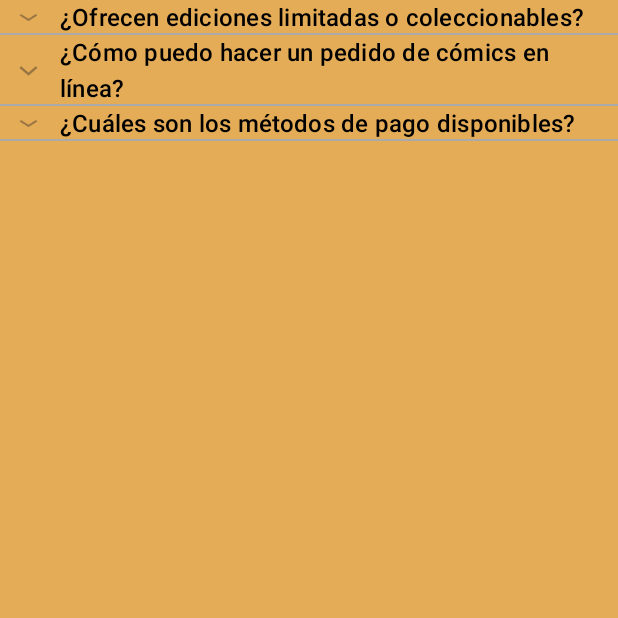
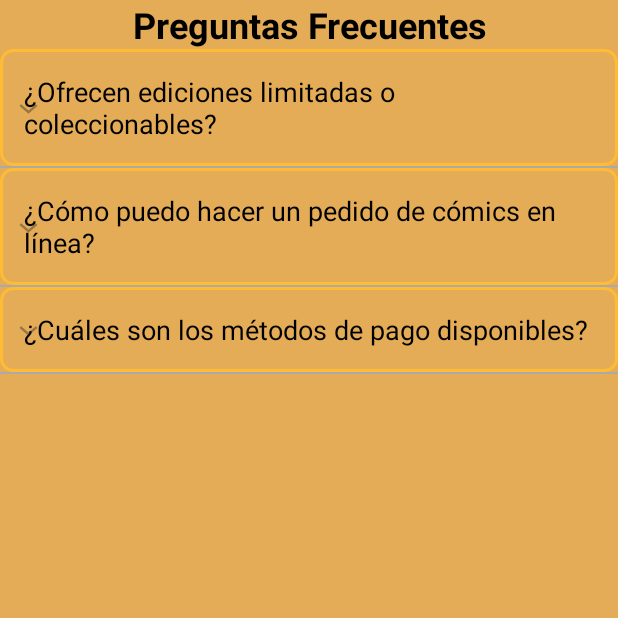
Before and after one commit to Web-Developers2-0/ProyectoIntegradorMobile, an Android app: the FaqActivity screen opened directly, with no data from a screen before it, on a phone screen of 412 x 824 dp, the top half of it. Run offline under Robolectric (Android 15) with nearby library versions, the light colour scheme and no system bars.

Commit message:
actualizo pantalla de preguntas frecuentes entre settings

```diff
--- a/app/src/main/java/com/example/planetsuperheroes/FaqExpandableListAdapter.java
+++ b/app/src/main/java/com/example/planetsuperheroes/FaqExpandableListAdapter.java
@@ -63,9 +63,9 @@ public class FaqExpandableListAdapter extends BaseExpandableListAdapter {
         String question = (String) getGroup(groupPosition);
         if (convertView == null) {
             LayoutInflater inflater = (LayoutInflater) this.context.getSystemService(Context.LAYOUT_INFLATER_SERVICE);
-            convertView = inflater.inflate(android.R.layout.simple_expandable_list_item_1, null);
+            convertView = inflater.inflate(R.layout.list_item, null); // Cambiado a tu diseño personalizado
         }
-        TextView questionText = (TextView) convertView.findViewById(android.R.id.text1);
+        TextView questionText = (TextView) convertView.findViewById(R.id.item_title);
         questionText.setText(question);
         return convertView;
     }
@@ -75,9 +75,9 @@ public class FaqExpandableListAdapter extends BaseExpandableListAdapter {
         final String answer = (String) getChild(groupPosition, childPosition);
         if (convertView == null) {
             LayoutInflater inflater = (LayoutInflater) this.context.getSystemService(Context.LAYOUT_INFLATER_SERVICE);
-            convertView = inflater.inflate(android.R.layout.simple_list_item_1, null);
+            convertView = inflater.inflate(R.layout.list_item, null); // Cambiado a tu diseño personalizado
         }
-        TextView answerText = (TextView) convertView.findViewById(android.R.id.text1);
+        TextView answerText = (TextView) convertView.findViewById(R.id.item_title);
         answerText.setText(answer);
         return convertView;
     }
--- a/app/src/main/java/com/example/planetsuperheroes/HomeActivity.java
+++ b/app/src/main/java/com/example/planetsuperheroes/HomeActivity.java
@@ -1,5 +1,6 @@
 package com.example.planetsuperheroes;
 
+import android.annotation.SuppressLint;
 import android.content.Intent;
 import android.os.Bundle;
 import android.view.View;
@@ -21,6 +22,7 @@ public class HomeActivity extends AppCompatActivity {
     private ComicAdapter comicAdapter;
     private LinearLayoutManager layoutManager;
 
+    @SuppressLint("MissingInflatedId")
     @Override
     protected void onCreate(Bundle savedInstanceState) {
         super.onCreate(savedInstanceState);
--- /dev/null
+++ b/app/src/main/res/drawable/item_border.xml
@@ -0,0 +1,9 @@
+<shape xmlns:android="http://schemas.android.com/apk/res/android">
+    <solid android:color="@android:color/transparent" />
+    <!-- Define el color y grosor del borde -->
+    <stroke
+        android:width="2dp"
+        android:color="@android:color/holo_orange_light" />
+    <!-- Opcional: Añadir esquinas redondeadas -->
+    <corners android:radius="8dp" />
+</shape>
--- a/app/src/main/res/layout/faq_activity.xml
+++ b/app/src/main/res/layout/faq_activity.xml
@@ -1,11 +1,28 @@
 <?xml version="1.0" encoding="utf-8"?>
-<androidx.constraintlayout.widget.ConstraintLayout xmlns:android="http://schemas.android.com/apk/res/android"
+<androidx.constraintlayout.widget.ConstraintLayout
+    xmlns:android="http://schemas.android.com/apk/res/android"
     xmlns:app="http://schemas.android.com/apk/res-auto"
     xmlns:tools="http://schemas.android.com/tools"
     android:layout_width="match_parent"
     android:layout_height="match_parent"
-    android:background="@color/colorAccent"
+    android:background="@color/color_accent"
     tools:context=".FaqActivity">
+
+    <!-- Título "Preguntas Frecuentes" -->
+    <TextView
+        android:id="@+id/tv_faq_title"
+        android:layout_width="wrap_content"
+        android:layout_height="wrap_content"
+        android:text="Preguntas Frecuentes"
+        android:textSize="24sp"
+        android:textColor="@android:color/black"
+        android:textStyle="bold"
+        app:layout_constraintTop_toTopOf="parent"
+        app:layout_constraintStart_toStartOf="parent"
+        app:layout_constraintEnd_toEndOf="parent"
+        android:gravity="center"
+        android:layout_marginBottom="16dp"
+        tools:ignore="HardcodedText" />
 
     <ExpandableListView
         android:id="@+id/expandableListView"
@@ -14,7 +31,7 @@
         android:divider="@android:color/darker_gray"
         android:dividerHeight="1dp"
         android:indicatorLeft="?android:attr/expandableListPreferredItemIndicatorLeft"
-        app:layout_constraintTop_toTopOf="parent"
+        app:layout_constraintTop_toBottomOf="@id/tv_faq_title"
         app:layout_constraintBottom_toBottomOf="parent"
         app:layout_constraintStart_toStartOf="parent"
         app:layout_constraintEnd_toEndOf="parent" />
--- /dev/null
+++ b/app/src/main/res/layout/list_item.xml
@@ -0,0 +1,20 @@
+<?xml version="1.0" encoding="utf-8"?>
+<LinearLayout xmlns:android="http://schemas.android.com/apk/res/android"
+    android:layout_width="match_parent"
+    android:layout_height="wrap_content"
+    android:orientation="vertical"
+    android:padding="8dp"
+    android:background="@drawable/item_border"> <!-- Referencia al drawable de borde -->
+
+    <TextView
+        android:id="@+id/item_title"
+        android:layout_width="wrap_content"
+        android:layout_height="wrap_content"
+        android:text="Título del ítem"
+        android:textSize="18sp"
+        android:textColor="@android:color/black"
+        android:padding="8dp" />
+
+    <!-- Aquí puedes añadir otros componentes dentro del ítem, como subtítulos o imágenes -->
+
+</LinearLayout>
--- /dev/null
+++ b/app/src/main/res/values/dimens.xml
@@ -0,0 +1,3 @@
+<resources>
+    <dimen name="padding_large">16dp</dimen>
+</resources>
--- /dev/null
+++ b/app/src/main/res/values/ids.xml
@@ -0,0 +1,5 @@
+<?xml version="1.0" encoding="utf-8"?>
+<resources>
+    <item name="recyclerViewComics" type="id">.recyclerViewComics1</item>
+    <item name="expandableListView" type="id" />
+</resources>
--- a/app/src/main/res/values/strings.xml
+++ b/app/src/main/res/values/strings.xml
@@ -1,5 +1,6 @@
 <resources>
-    <string name="app_name">Planet Superheroes</string>
+    <string name="app_name">Planetsuperheroes</string>
+    <string name="welcome_message">Welcome to Planetsuperheroes\' world</string>
     <!--Strings para login-->
 
     <string name="ingresa_tus_datos">INGRESA TUS DATOS</string>
@@ -146,7 +147,7 @@
     <string name="bow_to_king">Bow to the King</string>
     <string name="strikes_back">Strikes Back</string>
     <string name="rating_4_9">4.9</string>
-
+    <string name="preguntas_frecuentes1">Preguntas Frecuentes</string>
 
 
 </resources>
```
Also changed, not shown: app/src/main/java/com/example/planetsuperheroes/Settings.java (+24 -0 lines), app/src/main/res/drawable/rounded_background.xml (added, +7 -0 lines), app/src/main/res/values/colors.xml (+1 -7 lines).
